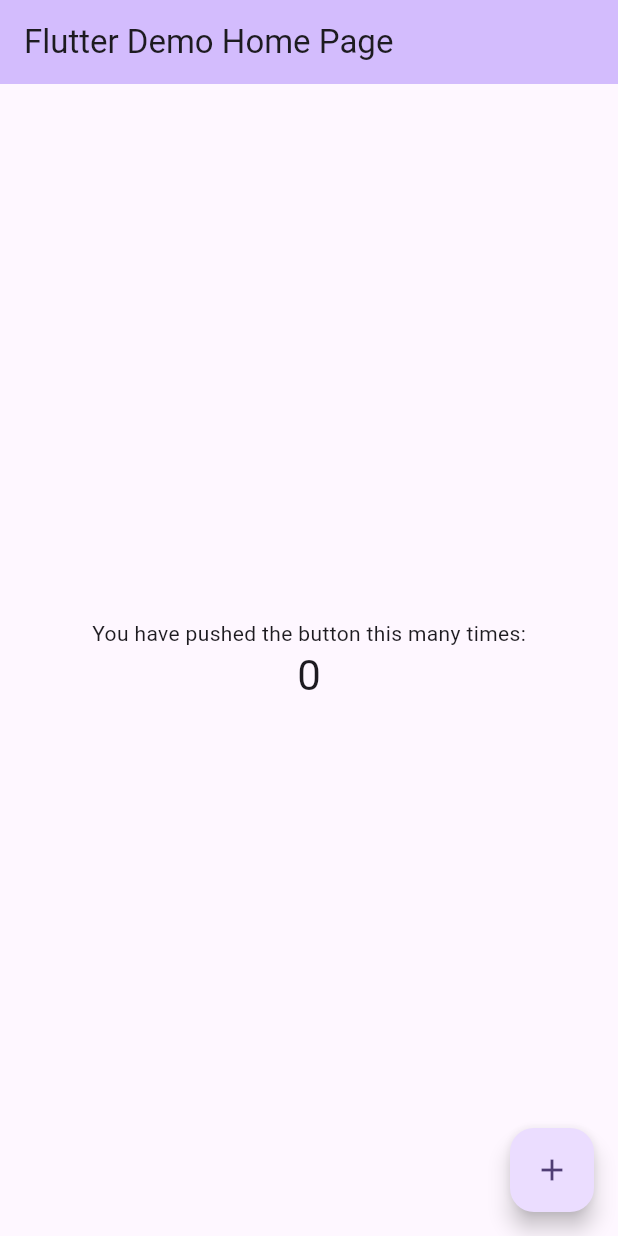
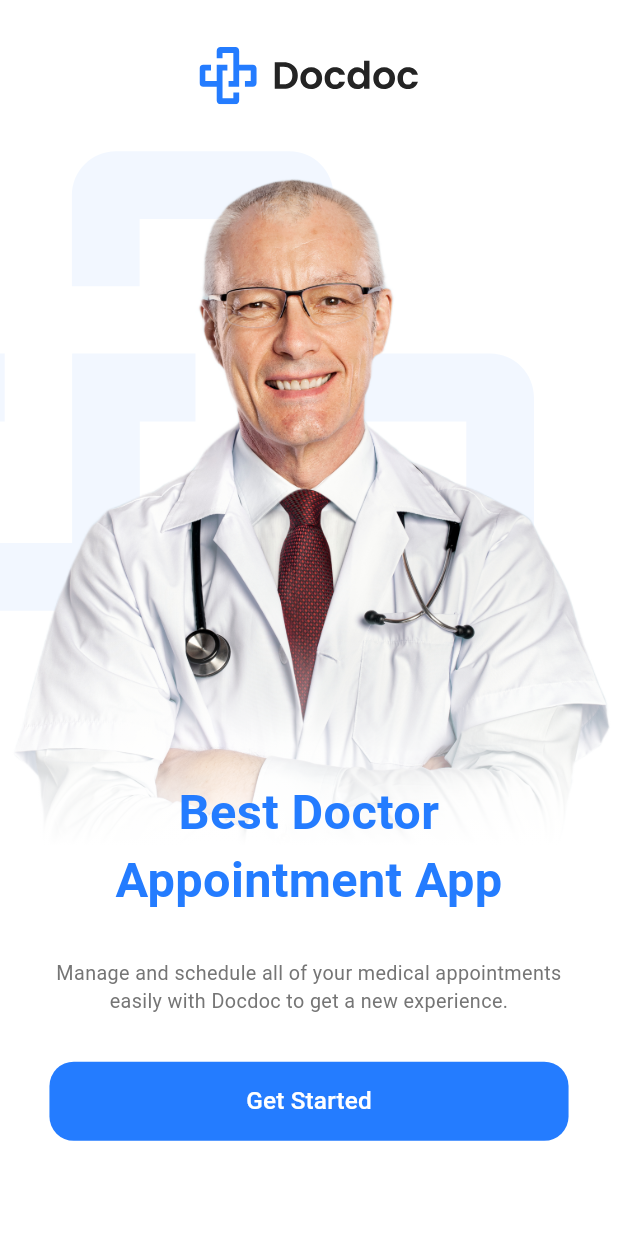
Before and after one commit to MahmoudAlkhial/doctor, a Flutter app: the screen it shows after launch, on a phone screen of 412 x 824 dp. Run offline on Flutter 3.47's test engine with Material 3 defaults, Android fonts, the phone set to English and light mode, and no system bars; our stand-ins replace flutter_screenutil, flutter_svg.

Commit message:
-onbordingScreen

```diff
--- /dev/null
+++ b/lib/core/helpers/extension.dart
@@ -0,0 +1,14 @@
+import 'package:flutter/material.dart';
+
+extension Navigation on BuildContext {
+Future<dynamic> pushNamed(String routeName, {Object? arguments}) {
+  return Navigator.of(this).pushNamed(routeName, arguments: arguments);
+}
+Future<dynamic> pushReplacementNamed (String routeName, {Object? arguments}) {
+  return Navigator.of(this).pushReplacementNamed(routeName, arguments: arguments);
+}
+Future<dynamic> pushNamedAndRemoveUntil(String routeName, RoutePredicate predicate, {Object? arguments}) {
+  return Navigator.of(this).pushNamedAndRemoveUntil(routeName, predicate, arguments: arguments);
+}
+void pop() => Navigator.of(this).pop();
+}
--- /dev/null
+++ b/lib/core/routing/app_router.dart
@@ -0,0 +1,26 @@
+
+
+import 'package:flutter/material.dart';
+
+import '../../features/login/ui/widgets/login_screen.dart';
+import '../../features/onbording/onbording_screen.dart' show OnBordingScreen;
+import 'routes.dart';
+
+class AppRouter{
+  Route generateRoute(RouteSettings settings){
+    // this arguments to be passed in any screen like this(arguments as ClassName)
+final arguments = settings.arguments;
+    switch(settings.name){
+      case Routes.onBordingScreen:
+        return MaterialPageRoute(builder: (_)=>const OnBordingScreen());
+        case Routes.loginScreen:
+          return MaterialPageRoute(builder: (_)=>const LoginScreen());
+default:
+      return MaterialPageRoute(builder: (_)=>Scaffold(
+        body: Center(child: Text('No route defined for ${settings.name}')),
+
+      ));
+
+
+  }
+}}
--- /dev/null
+++ b/lib/core/routing/routes.dart
@@ -0,0 +1,7 @@
+class  Routes{
+  static const onBordingScreen ='/onBordingScreen';
+static const loginScreen ='/loginScreen';
+static const registerScreen ='/registerScreen';
+static const homeScreen ='/homeScreen';
+
+}
--- /dev/null
+++ b/lib/core/theming/colors.dart
@@ -0,0 +1,6 @@
+import 'package:flutter/material.dart';
+
+class ColorsManger{
+  static const Color mainBlue = Color(0xff247CFF);
+  static const Color gray = Color(0xff757575);
+}
--- /dev/null
+++ b/lib/core/theming/style.dart
@@ -0,0 +1,26 @@
+import 'package:doctor/core/theming/colors.dart';
+import 'package:flutter/material.dart';
+import 'package:flutter_screenutil/flutter_screenutil.dart';
+
+class TextStyles{
+static TextStyle font24Black700weight = TextStyle(
+  fontSize: 24.sp,
+  fontWeight: FontWeight.w700,
+  color: Colors.black,
+);
+static TextStyle font32BlueBold = TextStyle(
+  fontSize: 32.sp,
+  fontWeight: FontWeight.bold,
+  color: ColorsManger.mainBlue,
+);
+static TextStyle font13GrayRegular = TextStyle(
+  fontSize: 13.sp,
+  fontWeight: FontWeight.normal,
+  color: ColorsManger.gray,
+);
+static TextStyle font16whiteSemiBold = TextStyle(
+  fontSize: 16.sp,
+  fontWeight: FontWeight.w500,
+  color: Colors.white,
+);
+}
--- /dev/null
+++ b/lib/doc_app.dart
@@ -0,0 +1,29 @@
+import 'package:doctor/core/theming/colors.dart';
+import 'package:flutter/material.dart';
+import 'package:flutter_screenutil/flutter_screenutil.dart';
+
+import 'core/routing/app_router.dart';
+import 'core/routing/routes.dart';
+
+class DocApp extends StatelessWidget {
+  final AppRouter appRouter;
+  const DocApp({super.key, required this.appRouter});
+
+  @override
+  Widget build(BuildContext context) {
+    return ScreenUtilInit(
+      designSize: const Size(375, 812),
+      minTextAdapt: true,
+      child: MaterialApp(
+        debugShowCheckedModeBanner: false,
+        onGenerateRoute: appRouter.generateRoute,
+        theme: ThemeData(
+          primaryColor: ColorsManger.mainBlue,
+          scaffoldBackgroundColor: Colors.white,
+        ),
+        initialRoute: Routes.onBordingScreen,
+        title: 'DocApp',
+      ),
+    );
+  }
+}
--- /dev/null
+++ b/lib/features/login/ui/widgets/login_screen.dart
@@ -0,0 +1,19 @@
+import 'package:flutter/material.dart';
+
+class LoginScreen extends StatelessWidget {
+  const LoginScreen({super.key});
+
+  @override
+
+  Widget build(BuildContext context) {
+    return Scaffold(
+      appBar: AppBar(
+        title: const Text('loginScreen'),
+        centerTitle: true,
+      ),
+      body: const Center(
+
+      )
+    );
+  }
+}
--- /dev/null
+++ b/lib/features/onbording/onbording_screen.dart
@@ -0,0 +1,46 @@
+import 'package:doctor/features/onbording/widgets/doc_image_and_text.dart';
+import 'package:doctor/features/onbording/widgets/doc_logo_and_name.dart';
+import 'package:doctor/features/onbording/widgets/get_started_button.dart';
+
+import 'package:flutter/material.dart';
+import 'package:flutter_screenutil/flutter_screenutil.dart';
+
+import '../../core/theming/style.dart';
+
+
+class OnBordingScreen extends StatelessWidget {
+  const OnBordingScreen({super.key});
+
+  @override
+  Widget build(BuildContext context) {
+    return Scaffold(
+      body: SafeArea(
+        child: SingleChildScrollView(
+          child: Padding(
+            padding: EdgeInsets.only(
+              top: 30.h,
+              bottom: 30.h,
+            ),
+            child: Column(children: [
+              const DocLogoAndName(),
+              SizedBox(height: 30.h),
+              const DocImageAndText(),
+              Padding(
+                padding: EdgeInsets.symmetric(horizontal: 30.w),
+                child: Column(children: [
+                  Text(
+                    'Manage and schedule all of your medical appointments easily with Docdoc to get a new experience.',
+                    style: TextStyles.font13GrayRegular,
+                    textAlign: TextAlign.center,
+                  ),
+                  SizedBox(height: 30.h),
+                 const GetStartedButton(),
+                ]),
+              ),
+            ]),
+          ),
+        ),
+      ),
+    );
+  }
+}
--- /dev/null
+++ b/lib/features/onbording/widgets/doc_image_and_text.dart
@@ -0,0 +1,45 @@
+import 'package:flutter/material.dart';
+import 'package:flutter_screenutil/flutter_screenutil.dart';
+
+import 'package:flutter_svg/svg.dart';
+
+import '../../../core/theming/style.dart';
+
+class DocImageAndText extends StatelessWidget {
+  const DocImageAndText({super.key});
+
+  @override
+  Widget build(BuildContext context) {
+    return Stack(children: [
+      SvgPicture.asset(
+        'assets/svgs/logolowopactiy.svg',
+      ),
+      Container(
+        foregroundDecoration: BoxDecoration(
+          gradient: LinearGradient(
+            colors: [
+              Colors.white,
+              Colors.white.withOpacity(0.0),
+            ],
+            begin: Alignment.bottomCenter,
+            end: Alignment.topCenter,
+            stops: const [0.14, 0.4],
+          ),
+        ),
+        child: Image.asset(
+          "assets/image/Image_doc.png",
+        ),
+      ),
+      Positioned(
+        bottom: 30.h,
+        left: 0.w,
+        right: 0.w,
+        child: Text(
+          'Best Doctor \nAppointment App',
+          style: TextStyles.font32BlueBold.copyWith(height: 1.4),
+          textAlign: TextAlign.center,
+        ),
+      ),
+    ]);
+  }
+}
--- /dev/null
+++ b/lib/features/onbording/widgets/doc_logo_and_name.dart
@@ -0,0 +1,19 @@
+import 'package:flutter/material.dart';
+import 'package:flutter_screenutil/flutter_screenutil.dart';
+import 'package:flutter_svg/flutter_svg.dart';
+
+class DocLogoAndName extends StatelessWidget {
+  const DocLogoAndName({super.key});
+
+  @override
+  Widget build(BuildContext context) {
+    return Row(
+      mainAxisAlignment: MainAxisAlignment.center,
+      children: [
+        SvgPicture.asset("assets/svgs/doctorSvgs.svg"),
+        SizedBox(width: 10.w,),
+        SvgPicture.asset("assets/svgs/docdoc.svg")
+      ],
+    );
+  }
+}
--- /dev/null
+++ b/lib/features/onbording/widgets/get_started_button.dart
@@ -0,0 +1,33 @@
+import 'package:doctor/core/helpers/extension.dart';
+import 'package:doctor/core/routing/routes.dart';
+import 'package:flutter/material.dart';
+import 'package:flutter_screenutil/flutter_screenutil.dart';
+
+import '../../../core/theming/colors.dart';
+import '../../../core/theming/style.dart';
+
+class GetStartedButton extends StatelessWidget {
+  const GetStartedButton({super.key});
+
+  @override
+  Widget build(BuildContext context) {
+    return TextButton(
+        onPressed: () {
+          context.pushNamed(Routes.loginScreen);
+        },
+        style: ButtonStyle(
+          backgroundColor: MaterialStateProperty.all(ColorsManger.mainBlue),
+          tapTargetSize: MaterialTapTargetSize.shrinkWrap,
+          minimumSize: MaterialStateProperty.all(Size(double.infinity, 52.h)),
+          shape: MaterialStateProperty.all(
+            RoundedRectangleBorder(
+              borderRadius: BorderRadius.circular(16.r),
+            ),
+          ),
+        ),
+        child: Text(
+          'Get Started',
+          style: TextStyles.font16whiteSemiBold,
+        ));
+  }
+}
--- a/lib/main.dart
+++ b/lib/main.dart
@@ -1,126 +1,10 @@
+import 'package:doctor/doc_app.dart';
 import 'package:flutter/material.dart';
 
+import 'core/routing/app_router.dart';
+
 void main() {
-  runApp(const MyApp());
+  runApp( DocApp(
+    appRouter: AppRouter(),
+  ));
 }
-
-class MyApp extends StatelessWidget {
-  const MyApp({super.key});
-
-  // This widget is the root of your application.
-  @override
-  Widget build(BuildContext context) {
-    return MaterialApp(
-debugShowCheckedModeBanner: false,
-      title: 'Doctor',
-      theme: ThemeData(
-        // This is the theme of your application.
-        //
-        // TRY THIS: Try running your application with "flutter run". You'll see
-        // the application has a purple toolbar. Then, without quitting the app,
-        // try changing the seedColor in the colorScheme below to Colors.green
-        // and then invoke "hot reload" (save your changes or press the "hot
-        // reload" button in a Flutter-supported IDE, or press "r" if you used
-        // the command line to start the app).
-        //
-        // Notice that the counter didn't reset back to zero; the application
-        // state is not lost during the reload. To reset the state, use hot
-        // restart instead.
-        //
-        // This works for code too, not just values: Most code changes can be
-        // tested with just a hot reload.
-        colorScheme: ColorScheme.fromSeed(seedColor: Colors.deepPurple),
-        useMaterial3: true,
-      ),
-      home: const MyHomePage(title: 'Flutter Demo Home Page'),
-    );
-  }
-}
-
-class MyHomePage extends StatefulWidget {
-  const MyHomePage({super.key, required this.title});
-
-  // This widget is the home page of your application. It is stateful, meaning
-  // that it has a State object (defined below) that contains fields that affect
-  // how it looks.
-
-  // This class is the configuration for the state. It holds the values (in this
-  // case the title) provided by the parent (in this case the App widget) and
-  // used by the build method of the State. Fields in a Widget subclass are
-  // always marked "final".
-
-  final String title;
-
-  @override
-  State<MyHomePage> createState() => _MyHomePageState();
-}
-
-class _MyHomePageState extends State<MyHomePage> {
-  int _counter = 0;
-
-  void _incrementCounter() {
-    setState(() {
-      // This call to setState tells the Flutter framework that something has
-      // changed in this State, which causes it to rerun the build method below
-      // so that the display can reflect the updated values. If we changed
-      // _counter without calling setState(), then the build method would not be
-      // called again, and so nothing would appear to happen.
-      _counter++;
-    });
-  }
-
-  @override
-  Widget build(BuildContext context) {
-    // This method is rerun every time setState is called, for instance as done
-    // by the _incrementCounter method above.
-    //
-    // The Flutter framework has been optimized to make rerunning build methods
-    // fast, so that you can just rebuild anything that needs updating rather
-    // than having to individually change instances of widgets.
-    return Scaffold(
-      appBar: AppBar(
-        // TRY THIS: Try changing the color here to a specific color (to
-        // Colors.amber, perhaps?) and trigger a hot reload to see the AppBar
-        // change color while the other colors stay the same.
-        backgroundColor: Theme.of(context).colorScheme.inversePrimary,
-        // Here we take the value from the MyHomePage object that was created by
-        // the App.build method, and use it to set our appbar title.
-        title: Text(widget.title),
-      ),
-      body: Center(
-        // Center is a layout widget. It takes a single child and positions it
-        // in the middle of the parent.
-        child: Column(
-          // Column is also a layout widget. It takes a list of children and
-          // arranges them vertically. By default, it sizes itself to fit its
-          // children horizontally, and tries to be as tall as its parent.
-          //
-          // Column has various properties to control how it sizes itself and
-          // how it positions its children. Here we use mainAxisAlignment to
-          // center the children vertically; the main axis here is the vertical
-          // axis because Columns are vertical (the cross axis would be
-          // horizontal).
-          //
-          // TRY THIS: Invoke "debug painting" (choose the "Toggle Debug Paint"
-          // action in the IDE, or press "p" in the console), to see the
-          // wireframe for each widget.
-          mainAxisAlignment: MainAxisAlignment.center,
-          children: <Widget>[
-            const Text(
-              'You have pushed the button this many times:',
-            ),
-            Text(
-              '$_counter',
-              style: Theme.of(context).textTheme.headlineMedium,
-            ),
-          ],
-        ),
-      ),
-      floatingActionButton: FloatingActionButton(
-        onPressed: _incrementCounter,
-        tooltip: 'Increment',
-        child: const Icon(Icons.add),
-      ), // This trailing comma makes auto-formatting nicer for build methods.
-    );
-  }
-}
```
Also changed, not shown: pubspec.yaml (+8 -3 lines), assets/image/Image_doc.png (added), assets/svgs/docdoc.svg (added), assets/svgs/doctorSvgs.svg (added), assets/svgs/logolowopactiy.svg (added), pubspec.lock, 5 other files.
